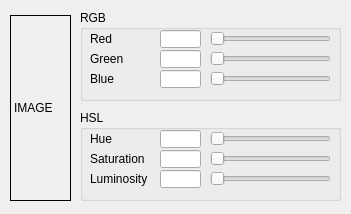
Qt form ui/qdlgcolor.ui (CoppeliaRobotics/coppeliaSimLib) before a commit.
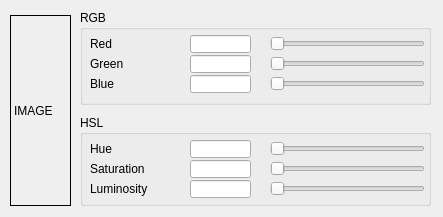
The same form after that commit.

What changed in the file:
```diff
--- a/ui/qdlgcolor.ui
+++ b/ui/qdlgcolor.ui
@@ -6,8 +6,8 @@
    <rect>
     <x>0</x>
     <y>0</y>
-    <width>351</width>
-    <height>214</height>
+    <width>443</width>
+    <height>217</height>
    </rect>
   </property>
   <property name="windowTitle">
@@ -21,8 +21,8 @@
     <rect>
      <x>80</x>
      <y>10</y>
-     <width>261</width>
-     <height>91</height>
+     <width>351</width>
+     <height>95</height>
     </rect>
    </property>
    <property name="title">
@@ -35,7 +35,7 @@
     <property name="geometry">
      <rect>
       <x>10</x>
-      <y>20</y>
+      <y>25</y>
       <width>71</width>
       <height>18</height>
      </rect>
@@ -48,7 +48,7 @@
     <property name="geometry">
      <rect>
       <x>10</x>
-      <y>40</y>
+      <y>45</y>
       <width>71</width>
       <height>18</height>
      </rect>
@@ -61,7 +61,7 @@
     <property name="geometry">
      <rect>
       <x>10</x>
-      <y>60</y>
+      <y>65</y>
       <width>71</width>
       <height>18</height>
      </rect>
@@ -73,9 +73,9 @@
    <widget class="QLineEdit" name="qqRedValue">
     <property name="geometry">
      <rect>
-      <x>80</x>
-      <y>20</y>
-      <width>41</width>
+      <x>110</x>
+      <y>25</y>
+      <width>61</width>
       <height>18</height>
      </rect>
     </property>
@@ -83,9 +83,9 @@
    <widget class="QLineEdit" name="qqGreenValue">
     <property name="geometry">
      <rect>
-      <x>80</x>
-      <y>40</y>
-      <width>41</width>
+      <x>110</x>
+      <y>45</y>
+      <width>61</width>
       <height>18</height>
      </rect>
     </property>
@@ -93,9 +93,9 @@
    <widget class="QLineEdit" name="qqBlueValue">
     <property name="geometry">
      <rect>
-      <x>80</x>
-      <y>60</y>
-      <width>41</width>
+      <x>110</x>
+      <y>65</y>
+      <width>61</width>
       <height>18</height>
      </rect>
     </property>
@@ -103,9 +103,9 @@
    <widget class="QSlider" name="qqRedSlider">
     <property name="geometry">
      <rect>
-      <x>130</x>
-      <y>20</y>
-      <width>121</width>
+      <x>190</x>
+      <y>25</y>
+      <width>155</width>
       <height>18</height>
      </rect>
     </property>
@@ -119,9 +119,9 @@
    <widget class="QSlider" name="qqGreenSlider">
     <property name="geometry">
      <rect>
-      <x>130</x>
-      <y>40</y>
-      <width>121</width>
+      <x>190</x>
+      <y>45</y>
+      <width>155</width>
       <height>18</height>
      </rect>
     </property>
@@ -135,9 +135,9 @@
    <widget class="QSlider" name="qqBlueSlider">
     <property name="geometry">
      <rect>
-      <x>130</x>
-      <y>60</y>
-      <width>121</width>
+      <x>190</x>
+      <y>65</y>
+      <width>155</width>
       <height>18</height>
      </rect>
     </property>
@@ -153,8 +153,8 @@
    <property name="geometry">
     <rect>
      <x>80</x>
-     <y>110</y>
-     <width>261</width>
+     <y>115</y>
+     <width>351</width>
      <height>91</height>
     </rect>
    </property>
@@ -168,7 +168,7 @@
     <property name="geometry">
      <rect>
       <x>10</x>
-      <y>20</y>
+      <y>25</y>
       <width>71</width>
       <height>18</height>
      </rect>
@@ -181,8 +181,8 @@
     <property name="geometry">
      <rect>
       <x>10</x>
-      <y>40</y>
-      <width>71</width>
+      <y>45</y>
+      <width>91</width>
       <height>18</height>
      </rect>
     </property>
@@ -194,8 +194,8 @@
     <property name="geometry">
      <rect>
       <x>10</x>
-      <y>60</y>
-      <width>71</width>
+      <y>65</y>
+      <width>91</width>
       <height>18</height>
      </rect>
     </property>
@@ -206,9 +206,9 @@
    <widget class="QLineEdit" name="qqHueValue">
     <property name="geometry">
      <rect>
-      <x>80</x>
-      <y>20</y>
-      <width>41</width>
+      <x>110</x>
+      <y>25</y>
+      <width>61</width>
       <height>18</height>
      </rect>
     </property>
@@ -216,9 +216,9 @@
    <widget class="QLineEdit" name="qqSaturationValue">
     <property name="geometry">
      <rect>
-      <x>80</x>
-      <y>40</y>
-      <width>41</width>
+      <x>110</x>
+      <y>45</y>
+      <width>61</width>
       <height>18</height>
      </rect>
     </property>
@@ -226,9 +226,9 @@
    <widget class="QLineEdit" name="qqLuminosityValue">
     <property name="geometry">
      <rect>
-      <x>80</x>
-      <y>60</y>
-      <width>41</width>
+      <x>110</x>
+      <y>65</y>
+      <width>61</width>
       <height>18</height>
      </rect>
     </property>
@@ -236,9 +236,9 @@
    <widget class="QSlider" name="qqHueSlider">
     <property name="geometry">
      <rect>
-      <x>130</x>
-      <y>20</y>
-      <width>121</width>
+      <x>190</x>
+      <y>25</y>
+      <width>155</width>
       <height>18</height>
      </rect>
     </property>
@@ -252,9 +252,9 @@
    <widget class="QSlider" name="qqSaturationSlider">
     <property name="geometry">
      <rect>
-      <x>130</x>
-      <y>40</y>
-      <width>121</width>
+      <x>190</x>
+      <y>45</y>
+      <width>155</width>
       <height>18</height>
      </rect>
     </property>
@@ -268,9 +268,9 @@
    <widget class="QSlider" name="qqLuminositySlider">
     <property name="geometry">
      <rect>
-      <x>130</x>
-      <y>60</y>
-      <width>121</width>
+      <x>190</x>
+      <y>65</y>
+      <width>155</width>
       <height>18</height>
      </rect>
     </property>
@@ -291,7 +291,7 @@
      <x>10</x>
      <y>15</y>
      <width>61</width>
-     <height>186</height>
+     <height>191</height>
     </rect>
    </property>
    <property name="frameShape">
```
